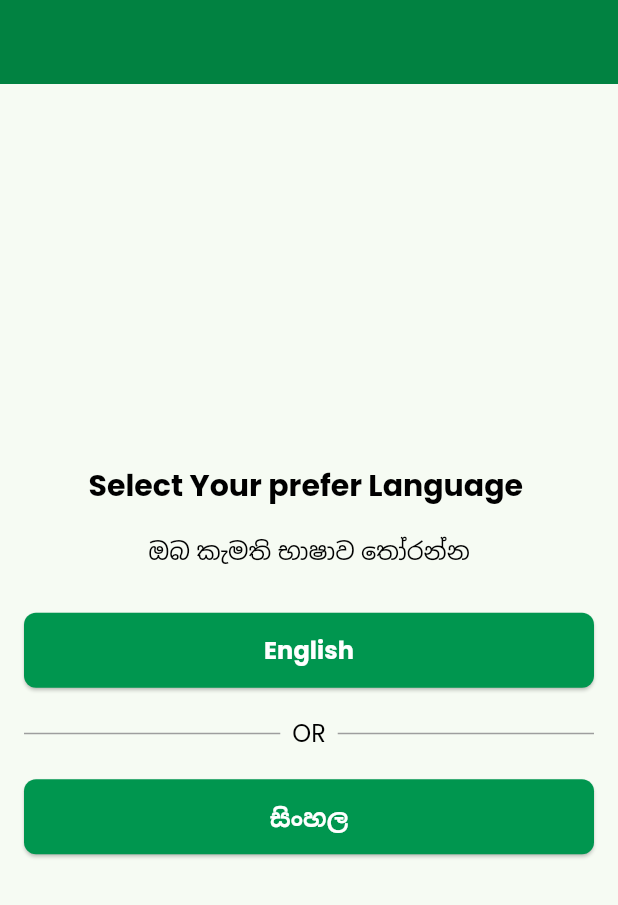
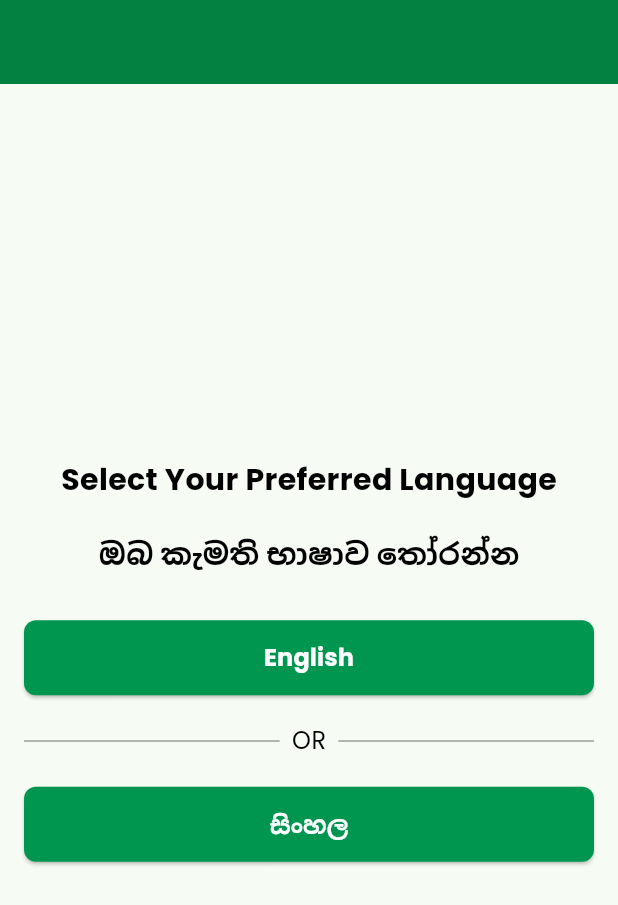
Before and after one commit to 24-25J-066-Research-Cinnex/Cinnex-MobileApp, a Flutter app: the screen it shows after launch, on a phone screen of 412 x 824 dp. Shown: the top 905 px of the screen. Run offline on Flutter 3.47's test engine with Material 3 defaults, Android fonts, the phone set to English and light mode, and no system bars; our stand-ins replace dropdown_button2, logger, motion_tab_bar_v2, shared_preferences, syncfusion_flutter_datepicker; generated files the repository leaves out were written again.

Commit message:
set the app icons, app name. and language selection functionality to the whole app.

```diff
--- a/lib/Home/language_selection_screen.dart
+++ b/lib/Home/language_selection_screen.dart
@@ -1,10 +1,22 @@
 import 'package:cinnex_mobile/Shared/Widget/custom_button.dart';
 import 'package:flutter/material.dart';
+
+import '../main.dart';
 
 class LanguageSelectionScreen extends StatelessWidget {
   final Function(Locale) onLanguageChange;
 
   const LanguageSelectionScreen({super.key, required this.onLanguageChange});
+
+  void _onLanguageChange(BuildContext context, Locale locale) {
+    onLanguageChange(locale); // Pass the selected locale to MyApp
+    Navigator.pushReplacement(
+      context,
+      MaterialPageRoute(
+        builder: (context) => MainLayout(locale: locale),
+      ),
+    );
+  }
 
   @override
   Widget build(BuildContext context) {
@@ -24,38 +36,42 @@ class LanguageSelectionScreen extends StatelessWidget {
             mainAxisAlignment: MainAxisAlignment.center,
             children: [
               Text(
-                "Select Your prefer Language ",
-                style: textTheme.headlineMedium,
+                "Select Your Preferred Language",
+                style: textTheme.bodyMedium,
               ),
               const SizedBox(height: 20),
               Text(
                 'ඔබ කැමති භාෂාව තෝරන්න',
-                style: textTheme.headlineSmall,
+                style: textTheme.bodyMedium,
               ),
               const SizedBox(height: 30),
               CustomButton(
-                  text: "English",
-                  onPressed: () {
-                    onLanguageChange(Locale('en')); // Change to English
-                  }),
+                text: "English",
+                onPressed: () {
+                  _onLanguageChange(context, const Locale('en')); // Change to English
+                },
+              ),
               const SizedBox(height: 20),
               Row(
                 children: [
-                  Expanded(child: Divider(color: Colors.grey)),
+                  const Expanded(child: Divider(color: Colors.grey)),
                   Padding(
-                    padding: EdgeInsets.symmetric(horizontal: 8.0),
-                    child: Text('OR',
-                      style: textTheme.headlineSmall,),
+                    padding: const EdgeInsets.symmetric(horizontal: 8.0),
+                    child: Text(
+                      'OR',
+                      style: textTheme.bodySmall,
+                    ),
                   ),
-                  Expanded(child: Divider(color: Colors.grey)),
+                  const Expanded(child: Divider(color: Colors.grey)),
                 ],
               ),
               const SizedBox(height: 20),
               CustomButton(
-                  text: "සිංහල",
-                  onPressed: () {
-                    onLanguageChange(Locale('si')); // Change to English
-                  }),
+                text: "සිංහල",
+                onPressed: () {
+                  _onLanguageChange(context, const Locale('si')); // Change to Sinhala
+                },
+              ),
             ],
           ),
         ),
--- a/lib/l10n/app_en.arb
+++ b/lib/l10n/app_en.arb
@@ -1,4 +1,8 @@
 {
   "title": "Hello",
-  "message": "Welcome to our app!"
+  "message": "Welcome to our app!",
+    "home": "Home",
+    "dashboard": "Dashboard",
+    "profile": "Profile",
+    "settings": "Settings"
 }
--- a/lib/l10n/app_si.arb
+++ b/lib/l10n/app_si.arb
@@ -1,4 +1,8 @@
 {
   "title": "හෙලෝ",
-  "message": "අපේ යෙදුමට සාදරයෙන් පිළිගනිමු!"
+  "message": "අපේ යෙදුමට සාදරයෙන් පිළිගනිමු!",
+    "home": "මුල් පිටුව",
+    "dashboard": "උපකරණ පුවරුව",
+    "profile": "පැතිකඩ",
+    "settings": "සැකසුම්"
 }
```
Also changed, not shown: lib/Home/home_screen.dart (+12 -24 lines), lib/Price Forecast/price_forecast_screen.dart (+9 -14 lines), lib/main.dart (+28 -13 lines), assets/images/cinnex App logo.png (added), 64 other files.
